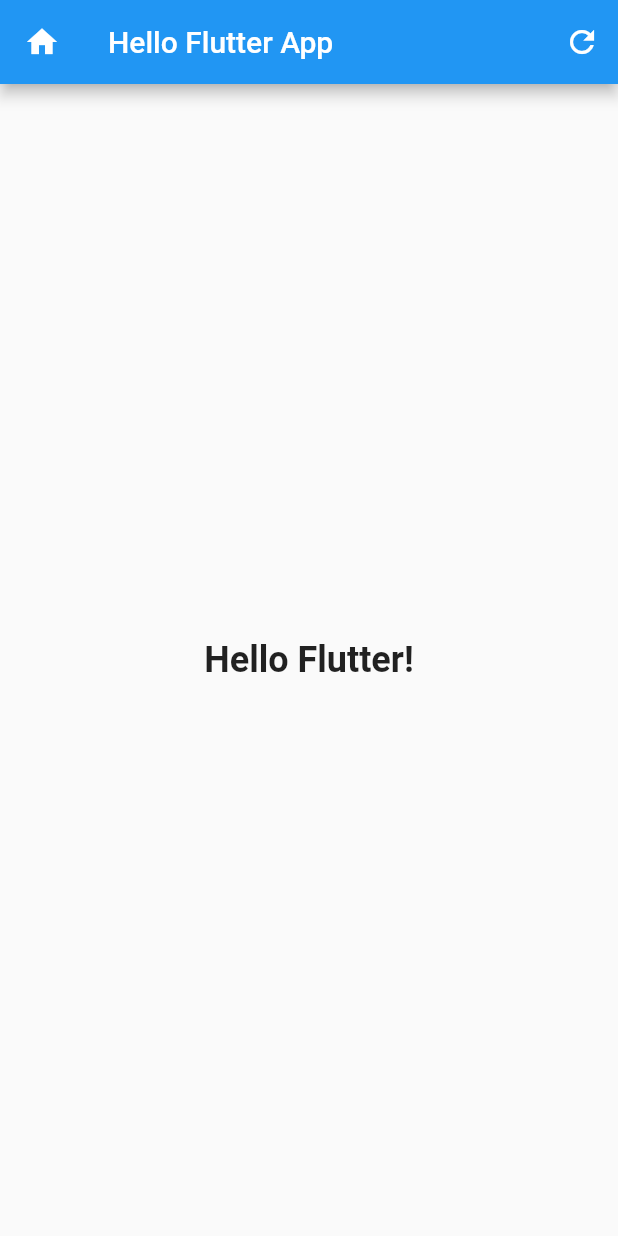
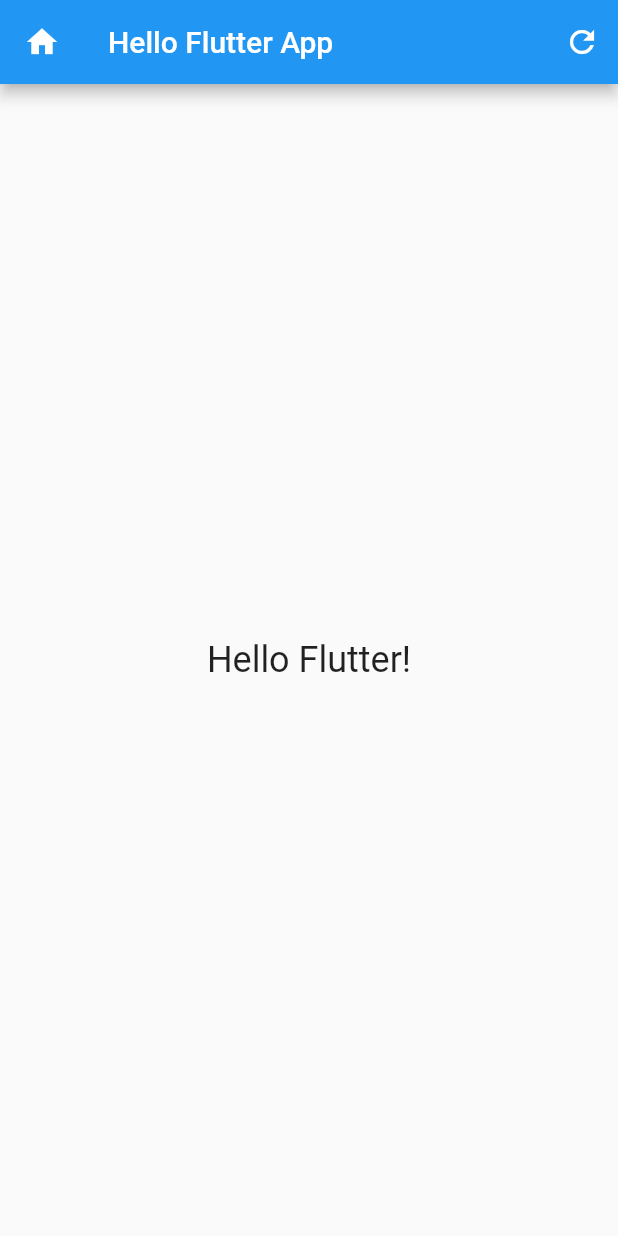
Before and after one commit to maduoma/flutter_introduction, a Flutter app: the screen it shows after launch, on a phone screen of 412 x 824 dp. Run offline on Flutter 3.47's test engine with Material 2 defaults, Android fonts, the phone set to English and light mode, and no system bars.

Commit message:
Introduction to Flutter Application Development

```diff
--- a/lib/main.dart
+++ b/lib/main.dart
@@ -1,3 +1,4 @@
+import 'package:flutter/cupertino.dart';
 import 'package:flutter/material.dart';
 
 void main() => runApp(const HelloFlutterApp());
@@ -41,9 +42,9 @@ class _HelloFlutterAppState extends State<HelloFlutterApp> {
         body: Center(
           child: Text(
             displayText,
-            style: const TextStyle(fontSize: 24, fontWeight: FontWeight.bold),
+            style: const TextStyle(fontSize: 24, fontWeight: FontWeight.normal),
             // Making Text Bigger
-            //style: TextStyle(fontSize: 48, fontWeight: FontWeight.normal),
+            // style: TextStyle(fontSize: 48, fontWeight: FontWeight.normal),
           ),
         ),
       ),
```
